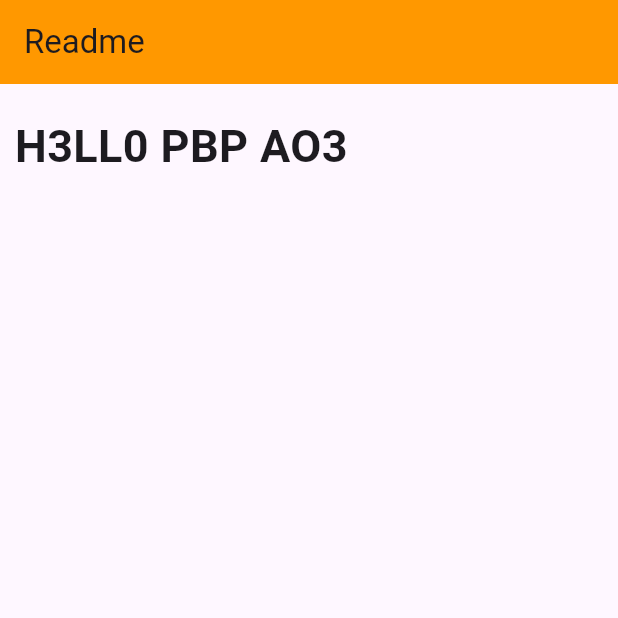
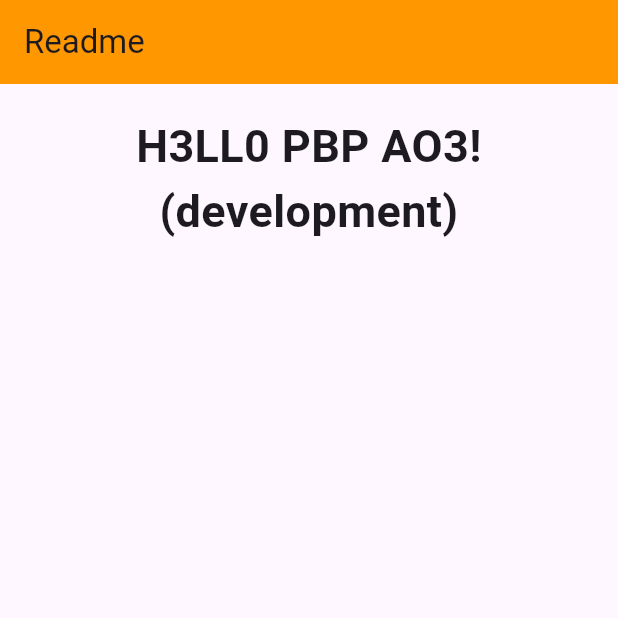
Before and after one commit to PeBePe/readme-mobile, a Flutter app: the screen it shows after launch, on a phone screen of 412 x 824 dp, the top half of it. Run offline on Flutter 3.47's test engine with Material 2 defaults, Android fonts, the light colour scheme and no system bars.

Commit message:
development branch

```diff
--- a/lib/main.dart
+++ b/lib/main.dart
@@ -39,7 +39,7 @@ class MyHomePage extends StatelessWidget {
               Padding(
                 padding: EdgeInsets.only(top: 10.0, bottom: 10.0),
                 child: Text(
-                  'H3LL0 PBP AO3',
+                  'H3LL0 PBP AO3! (development)',
                   textAlign: TextAlign.center,
                   style: TextStyle(
                     fontSize: 30,
```
